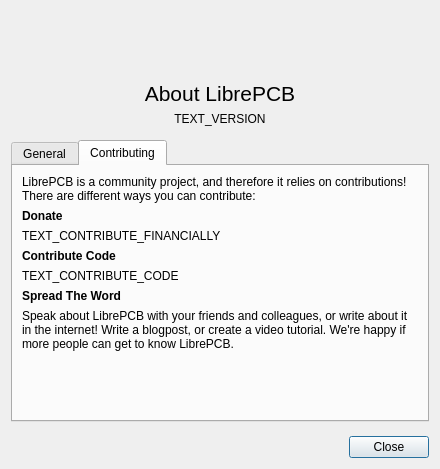
The window that libs/librepcb/common/dialogs/aboutdialog.ui (LibrePCB/LibrePCB) describes before a commit, drawn with Qt 5.
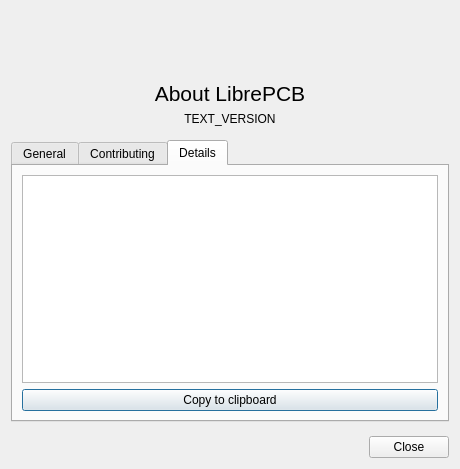
The same window after the commit. The open tabs and pages were chosen to show the change. Icons and pictures are not drawn.

Commit message:
AboutDialog: Add tab "Details" with additional information
Useful for bug reports.

The edit to the form file:
```diff
--- a/libs/librepcb/common/dialogs/aboutdialog.ui
+++ b/libs/librepcb/common/dialogs/aboutdialog.ui
@@ -6,7 +6,7 @@
    <rect>
     <x>0</x>
     <y>0</y>
-    <width>440</width>
+    <width>460</width>
     <height>438</height>
    </rect>
   </property>
@@ -287,6 +287,45 @@
          </item>
         </layout>
        </widget>
+       <widget class="QWidget" name="tabDetails">
+        <attribute name="title">
+         <string>Details</string>
+        </attribute>
+        <layout class="QVBoxLayout" name="verticalLayout_2">
+         <item>
+          <widget class="QPlainTextEdit" name="txtDetails">
+           <property name="documentTitle">
+            <string notr="true"/>
+           </property>
+           <property name="undoRedoEnabled">
+            <bool>false</bool>
+           </property>
+           <property name="lineWrapMode">
+            <enum>QPlainTextEdit::NoWrap</enum>
+           </property>
+           <property name="readOnly">
+            <bool>true</bool>
+           </property>
+           <property name="plainText">
+            <string notr="true"/>
+           </property>
+           <property name="textInteractionFlags">
+            <set>Qt::TextSelectableByKeyboard|Qt::TextSelectableByMouse</set>
+           </property>
+           <property name="placeholderText" stdset="0">
+            <string notr="true"/>
+           </property>
+          </widget>
+         </item>
+         <item>
+          <widget class="QPushButton" name="btnCopyDetailsToClipboard">
+           <property name="text">
+            <string>Copy to clipboard</string>
+           </property>
+          </widget>
+         </item>
+        </layout>
+       </widget>
       </widget>
      </item>
     </layout>
```
The commit also changes 1 other file.
